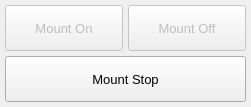
Before: the Qt Designer form src_add/widgets/bigPopup.ui in mworion/MountWizzard4, drawn with Qt 5.
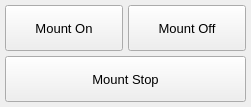
After: the same form once the commit is applied.

What changed in the file:
```diff
--- a/src_add/widgets/bigPopup.ui
+++ b/src_add/widgets/bigPopup.ui
@@ -76,7 +76,7 @@
      <item>
       <widget class="QPushButton" name="mountOn">
        <property name="enabled">
-        <bool>false</bool>
+        <bool>true</bool>
        </property>
        <property name="sizePolicy">
         <sizepolicy hsizetype="Expanding" vsizetype="Expanding">
@@ -92,7 +92,7 @@
      <item>
       <widget class="QPushButton" name="mountOff">
        <property name="enabled">
-        <bool>false</bool>
+        <bool>true</bool>
        </property>
        <property name="sizePolicy">
         <sizepolicy hsizetype="Expanding" vsizetype="Expanding">
```
